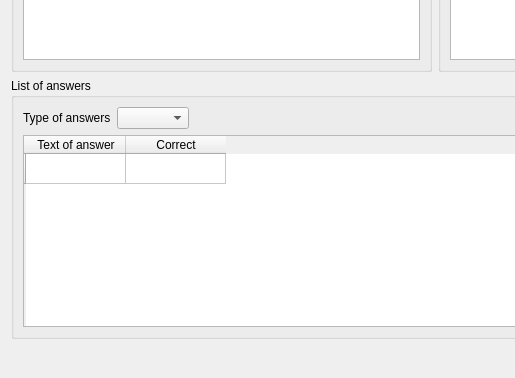
Qt form question_mod_dialog.ui (Testorator/Testik) before a commit; both pictures show x 0 to 515 and y 290 to 668 of the 749 by 668 pixel window.
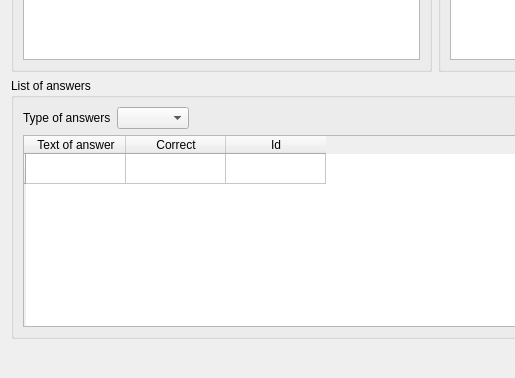
The same form after that commit.

The edit to the form file:
```diff
--- a/question_mod_dialog.ui
+++ b/question_mod_dialog.ui
@@ -134,6 +134,11 @@
               <string>Correct</string>
              </property>
             </column>
+            <column>
+             <property name="text">
+              <string>Id</string>
+             </property>
+            </column>
            </widget>
           </item>
          </layout>
```
